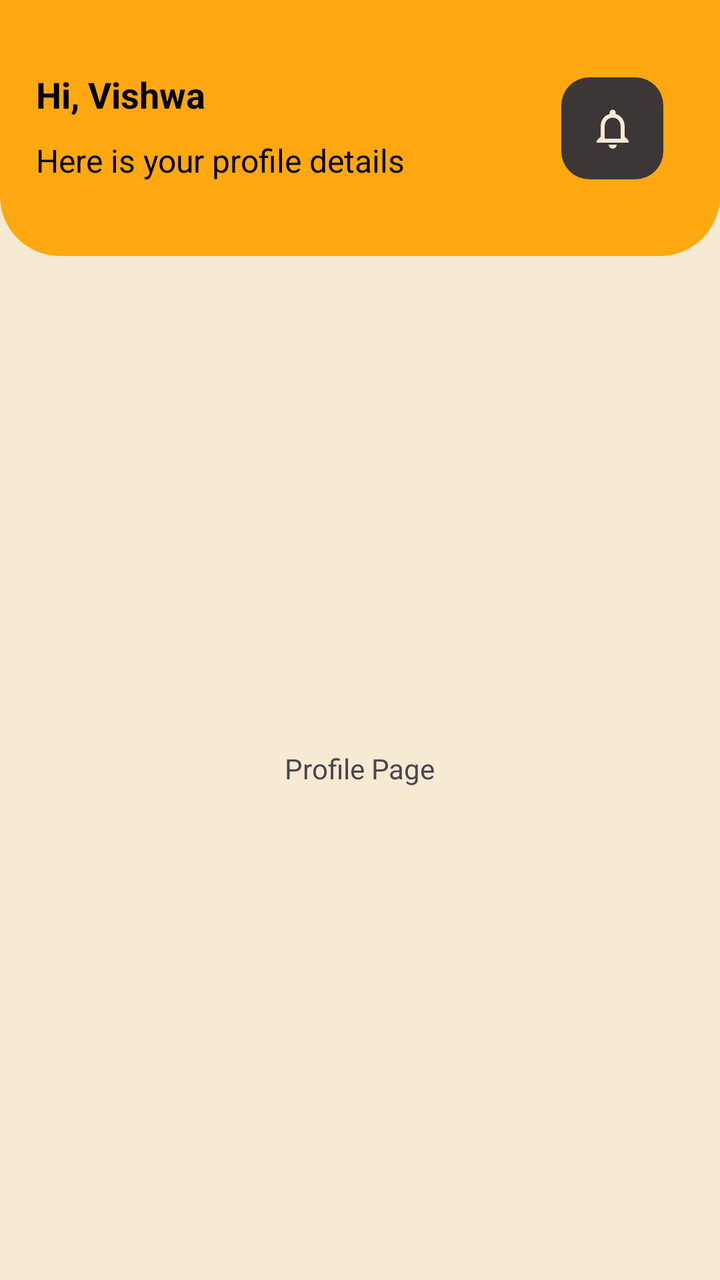
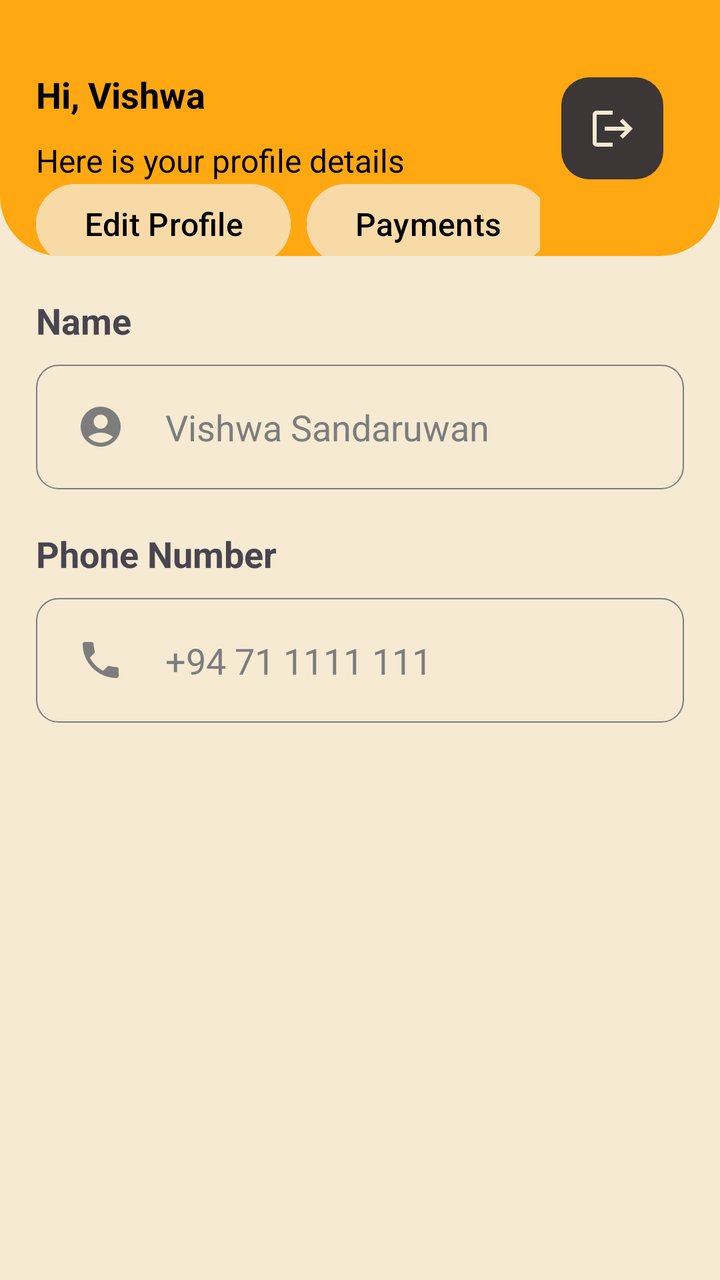

Screens rendered from an Android XML layout before and after an edit, with the pre-edit source and the edit as a unified diff.
<!-- AndroidManifest.xml: application theme Theme.Parkngo -->
<!-- res/layout/fragment_profile.xml -->
<?xml version="1.0" encoding="utf-8"?>
<LinearLayout xmlns:android="http://schemas.android.com/apk/res/android"
    xmlns:tools="http://schemas.android.com/tools"
    android:layout_width="match_parent"
    android:layout_height="match_parent"
    xmlns:app="http://schemas.android.com/apk/res-auto"
    tools:context=".ProfileFragment"
    android:orientation="vertical"
    android:background="@color/backgroundColor">


    <androidx.constraintlayout.widget.ConstraintLayout
        android:layout_weight="2"
        android:background="@drawable/top_app_bar"
        android:layout_width="match_parent"
        android:layout_height="0dp"
        android:paddingHorizontal="18dp">

        <LinearLayout
            app:layout_constraintTop_toTopOf="parent"
            app:layout_constraintStart_toStartOf="parent"
            android:layout_width="match_parent"
            android:layout_height="match_parent">

            
            <androidx.constraintlayout.widget.ConstraintLayout
                android:layout_width="0dp"
                android:layout_weight="2.8"
                android:layout_height="match_parent"
                >

                <TextView
                    android:id="@+id/appbar_main_text"
                    android:layout_width="wrap_content"
                    android:layout_height="wrap_content"
                    android:layout_marginTop="35dp"
                    android:text="Hi, Vishwa"
                    android:textColor="@color/textPrimary"
                    android:textSize="18sp"
                    android:textStyle="bold"
                    app:layout_constraintStart_toStartOf="parent"
                    app:layout_constraintTop_toTopOf="parent" />

                <TextView
                    android:id="@+id/appbar_secondary_text"
                    android:layout_width="wrap_content"
                    android:layout_height="wrap_content"
                    android:layout_marginTop="10dp"
                    android:text="Here is your profile details"
                    android:textColor="@color/textPrimary"
                    android:textSize="16sp"
                    app:layout_constraintStart_toStartOf="parent"
                    app:layout_constraintTop_toBottomOf="@+id/appbar_main_text" />

            </androidx.constraintlayout.widget.ConstraintLayout>

            
            <androidx.constraintlayout.widget.ConstraintLayout
                android:layout_width="0dp"
                android:layout_weight="0.8"
                android:layout_height="match_parent"
                >

                <ImageView
                    android:id="@+id/login_otp_act_imageView1"
                    app:tint="@color/backgroundColor"
                    android:layout_width="51dp"
                    android:layout_height="51dp"
                    android:scaleType="centerInside"
                    android:clickable="true"
                    android:focusable="true"
                    android:background="@drawable/notification_icon_background"
                    android:src="@drawable/baseline_notifications_none_24"
                    app:layout_constraintBottom_toBottomOf="parent"
                    app:layout_constraintEnd_toEndOf="parent"
                    app:layout_constraintStart_toStartOf="parent"
                    app:layout_constraintTop_toTopOf="parent" />
            </androidx.constraintlayout.widget.ConstraintLayout>

        </LinearLayout>

    </androidx.constraintlayout.widget.ConstraintLayout>


    <androidx.constraintlayout.widget.ConstraintLayout
        android:layout_width="match_parent"
        android:layout_height="0dp"
        android:layout_weight="8">

        <TextView
            android:id="@+id/textView12"
            android:layout_width="wrap_content"
            android:layout_height="wrap_content"
            android:text="Profile Page"
            app:layout_constraintBottom_toBottomOf="parent"
            app:layout_constraintEnd_toEndOf="parent"
            app:layout_constraintStart_toStartOf="parent"
            app:layout_constraintTop_toTopOf="parent" />
    </androidx.constraintlayout.widget.ConstraintLayout>

</LinearLayout>
<!-- resources referenced by this layout -->
<resources>
  <color name="backgroundColor">#F6EAD3</color>
  <color name="textPrimary">#FF000000</color>
  <!-- drawable baseline_notifications_none_24 (drawable) -->
  <vector android:height="24dp" android:tint="#000000"
      android:viewportHeight="24" android:viewportWidth="24"
      android:width="24dp" xmlns:android="http://schemas.android.com/apk/res/android">
      <path android:fillColor="@android:color/white" android:pathData="M12,22c1.1,0 2,-0.9 2,-2h-4c0,1.1 0.9,2 2,2zM18,16v-5c0,-3.07 -1.63,-5.64 -4.5,-6.32L13.5,4c0,-0.83 -0.67,-1.5 -1.5,-1.5s-1.5,0.67 -1.5,1.5v0.68C7.64,5.36 6,7.92 6,11v5l-2,2v1h16v-1l-2,-2zM16,17L8,17v-6c0,-2.48 1.51,-4.5 4,-4.5s4,2.02 4,4.5v6z"/>
  </vector>
  <!-- drawable notification_icon_background (drawable) -->
  <?xml version="1.0" encoding="utf-8"?>
  <shape xmlns:android="http://schemas.android.com/apk/res/android">
      <solid android:color="#3C3636" /> 
      <corners android:radius="14dp" /> 
  </shape>
  <!-- drawable top_app_bar (drawable) -->
  <?xml version="1.0" encoding="utf-8"?>
  <shape xmlns:android="http://schemas.android.com/apk/res/android">
      <solid android:color="@color/primaryColor" /> 
      <corners android:bottomLeftRadius="30dp" android:bottomRightRadius="30dp" /> 
  </shape>
  <style name="Theme.Parkngo" parent="Base.Theme.Parkngo" />
  <color name="primaryColor">#FFA811</color>
  <style name="Base.Theme.Parkngo" parent="Theme.Material3.DayNight.NoActionBar">
      
      <item name="colorPrimary">@color/primaryColor</item>
  </style>
</resources>

<!-- the commit's change to res/layout/fragment_profile.xml (unified diff, before → after) -->
@@ -4,7 +4,7 @@
     android:layout_width="match_parent"
     android:layout_height="match_parent"
     xmlns:app="http://schemas.android.com/apk/res-auto"
-    tools:context=".ProfileFragment"
+    tools:context=".profile.ProfileFragment"
     android:orientation="vertical"
     android:background="@color/backgroundColor">
 
@@ -52,6 +52,32 @@
                     app:layout_constraintStart_toStartOf="parent"
                     app:layout_constraintTop_toBottomOf="@+id/appbar_main_text" />
 
+                <Button
+                    android:onClick="edit_profile_btn_handler"
+                    android:id="@+id/button"
+                    android:layout_width="wrap_content"
+                    android:layout_height="wrap_content"
+                    android:layout_marginTop="5dp"
+                    android:text="Edit Profile"
+                    style="@style/loginSignupBtnStyle"
+                    app:cornerRadius="30dp"
+                    app:layout_constraintBottom_toBottomOf="parent"
+                    app:layout_constraintStart_toStartOf="parent"
+                    app:layout_constraintTop_toBottomOf="@+id/appbar_secondary_text" />
+
+                <Button
+                    android:id="@+id/button2"
+                    android:layout_width="wrap_content"
+                    android:layout_height="wrap_content"
+                    android:text="Payments"
+                    android:layout_marginStart="8dp"
+                    style="@style/loginSignupBtnStyle"
+                    app:cornerRadius="30dp"
+                    app:layout_constraintBottom_toBottomOf="@+id/button"
+                    app:layout_constraintStart_toEndOf="@+id/button"
+                    app:layout_constraintTop_toTopOf="@+id/button" />
+
+
             </androidx.constraintlayout.widget.ConstraintLayout>
 
             
@@ -70,7 +96,7 @@
                     android:clickable="true"
                     android:focusable="true"
                     android:background="@drawable/notification_icon_background"
-                    android:src="@drawable/baseline_notifications_none_24"
+                    android:src="@drawable/baseline_logout_24"
                     app:layout_constraintBottom_toBottomOf="parent"
                     app:layout_constraintEnd_toEndOf="parent"
                     app:layout_constraintStart_toStartOf="parent"
@@ -84,18 +110,80 @@
 
     <androidx.constraintlayout.widget.ConstraintLayout
         android:layout_width="match_parent"
+        android:paddingHorizontal="18dp"
         android:layout_height="0dp"
         android:layout_weight="8">
 
         <TextView
-            android:id="@+id/textView12"
-            android:layout_width="wrap_content"
+            android:id="@+id/name_title"
+            android:layout_width="match_parent"
             android:layout_height="wrap_content"
-            android:text="Profile Page"
-            app:layout_constraintBottom_toBottomOf="parent"
-            app:layout_constraintEnd_toEndOf="parent"
+            android:text="Name"
+            android:textStyle="bold"
+            android:textSize="18sp"
+            android:layout_marginTop="20dp"
+            app:layout_constraintTop_toTopOf="parent"
             app:layout_constraintStart_toStartOf="parent"
-            app:layout_constraintTop_toTopOf="parent" />
+            />
+        <LinearLayout
+            android:id="@+id/lienar_layout_name"
+            android:paddingVertical="19dp"
+            android:background="@drawable/round_outline"
+            android:layout_width="match_parent"
+            android:layout_height="wrap_content"
+            android:layout_marginTop="10dp"
+            app:layout_constraintTop_toBottomOf="@+id/name_title"
+            app:layout_constraintStart_toStartOf="parent"
+            android:orientation="horizontal">
+            <ImageView
+                android:layout_weight="0.5"
+                android:src="@drawable/baseline_account_circle_24"
+                android:layout_width="0dp"
+                android:layout_height="wrap_content"
+                app:tint="#7D7D7D" />
+            <TextView
+                android:layout_weight="2"
+                android:text="Vishwa Sandaruwan"
+                android:textColor="#7D7D7D"
+                android:textSize="18sp"
+                android:layout_width="0dp"
+                android:layout_height="wrap_content"/>
+        </LinearLayout>
+
+        <TextView
+            android:id="@+id/phn_number_title"
+            android:layout_width="match_parent"
+            android:layout_height="wrap_content"
+            android:text="Phone Number"
+            android:textStyle="bold"
+            android:textSize="18sp"
+            android:layout_marginTop="20dp"
+            app:layout_constraintTop_toBottomOf="@id/lienar_layout_name"
+            app:layout_constraintStart_toStartOf="parent"
+            />
+        <LinearLayout
+            android:paddingVertical="19dp"
+            android:background="@drawable/round_outline"
+            android:layout_width="match_parent"
+            android:layout_height="wrap_content"
+            android:layout_marginTop="10dp"
+            app:layout_constraintTop_toBottomOf="@+id/phn_number_title"
+            app:layout_constraintStart_toStartOf="parent"
+            android:orientation="horizontal">
+            <ImageView
+                android:layout_weight="0.5"
+                android:src="@drawable/baseline_local_phone_24"
+                android:layout_width="0dp"
+                android:layout_height="wrap_content"
+                app:tint="#7D7D7D"/>
+            <TextView
+                android:layout_weight="2"
+                android:text="+94 71 1111 111"
+                android:textSize="18sp"
+                android:textColor="#7D7D7D"
+                android:layout_width="0dp"
+                android:layout_height="wrap_content"/>
+        </LinearLayout>
     </androidx.constraintlayout.widget.ConstraintLayout>
 
 </LinearLayout>
<!-- resource entries referenced after the edit -->
@@ -2,11 +2,23 @@
 <resources>
   <color name="backgroundColor">#F6EAD3</color>
   <color name="textPrimary">#FF000000</color>
-  <!-- drawable baseline_notifications_none_24 (drawable) -->
+  <!-- drawable baseline_account_circle_24 (drawable) -->
   <vector android:height="24dp" android:tint="#000000"
       android:viewportHeight="24" android:viewportWidth="24"
       android:width="24dp" xmlns:android="http://schemas.android.com/apk/res/android">
-      <path android:fillColor="@android:color/white" android:pathData="M12,22c1.1,0 2,-0.9 2,-2h-4c0,1.1 0.9,2 2,2zM18,16v-5c0,-3.07 -1.63,-5.64 -4.5,-6.32L13.5,4c0,-0.83 -0.67,-1.5 -1.5,-1.5s-1.5,0.67 -1.5,1.5v0.68C7.64,5.36 6,7.92 6,11v5l-2,2v1h16v-1l-2,-2zM16,17L8,17v-6c0,-2.48 1.51,-4.5 4,-4.5s4,2.02 4,4.5v6z"/>
+      <path android:fillColor="@android:color/white" android:pathData="M12,2C6.48,2 2,6.48 2,12s4.48,10 10,10s10,-4.48 10,-10S17.52,2 12,2zM12,6c1.93,0 3.5,1.57 3.5,3.5S13.93,13 12,13s-3.5,-1.57 -3.5,-3.5S10.07,6 12,6zM12,20c-2.03,0 -4.43,-0.82 -6.14,-2.88C7.55,15.8 9.68,15 12,15s4.45,0.8 6.14,2.12C16.43,19.18 14.03,20 12,20z"/>
+  </vector>
+  <!-- drawable baseline_local_phone_24 (drawable) -->
+  <vector android:height="24dp" android:tint="#000000"
+      android:viewportHeight="24" android:viewportWidth="24"
+      android:width="24dp" xmlns:android="http://schemas.android.com/apk/res/android">
+      <path android:fillColor="@android:color/white" android:pathData="M6.62,10.79c1.44,2.83 3.76,5.14 6.59,6.59l2.2,-2.2c0.27,-0.27 0.67,-0.36 1.02,-0.24 1.12,0.37 2.33,0.57 3.57,0.57 0.55,0 1,0.45 1,1V20c0,0.55 -0.45,1 -1,1 -9.39,0 -17,-7.61 -17,-17 0,-0.55 0.45,-1 1,-1h3.5c0.55,0 1,0.45 1,1 0,1.25 0.2,2.45 0.57,3.57 0.11,0.35 0.03,0.74 -0.25,1.02l-2.2,2.2z"/>
+  </vector>
+  <!-- drawable baseline_logout_24 (drawable) -->
+  <vector android:autoMirrored="true" android:height="24dp"
+      android:tint="#000000" android:viewportHeight="24"
+      android:viewportWidth="24" android:width="24dp" xmlns:android="http://schemas.android.com/apk/res/android">
+      <path android:fillColor="@android:color/white" android:pathData="M17,7l-1.41,1.41L18.17,11H8v2h10.17l-2.58,2.58L17,17l5,-5zM4,5h8V3H4c-1.1,0 -2,0.9 -2,2v14c0,1.1 0.9,2 2,2h8v-2H4V5z"/>
   </vector>
   <!-- drawable notification_icon_background (drawable) -->
   <?xml version="1.0" encoding="utf-8"?>
@@ -14,14 +26,26 @@
       <solid android:color="#3C3636" /> 
       <corners android:radius="14dp" /> 
   </shape>
+  <!-- drawable round_outline (drawable) -->
+  <?xml version="1.0" encoding="utf-8"?>
+  <shape xmlns:android="http://schemas.android.com/apk/res/android">
+      <stroke android:width="0.5dp" android:color="#7D7D7D" />
+      <corners android:radius="11dp" /> 
+  </shape>
   <!-- drawable top_app_bar (drawable) -->
   <?xml version="1.0" encoding="utf-8"?>
   <shape xmlns:android="http://schemas.android.com/apk/res/android">
       <solid android:color="@color/primaryColor" /> 
       <corners android:bottomLeftRadius="30dp" android:bottomRightRadius="30dp" /> 
   </shape>
+  <style name="loginSignupBtnStyle">
+      <item name="android:textColor">@color/textPrimary</item>
+      <item name="android:backgroundTint">@color/loginSignupBtnColor</item>
+      <item name="android:textSize">16sp</item>
+  </style>
   <style name="Theme.Parkngo" parent="Base.Theme.Parkngo" />
   <color name="primaryColor">#FFA811</color>
+  <color name="loginSignupBtnColor">#F8DAA7</color>
   <style name="Base.Theme.Parkngo" parent="Theme.Material3.DayNight.NoActionBar">
       
       <item name="colorPrimary">@color/primaryColor</item>
